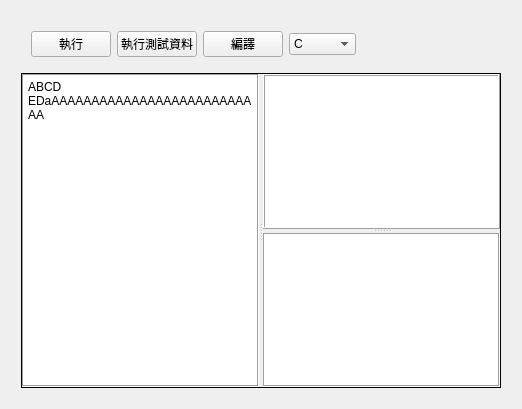
The window that solvingwidget.ui (Vope17/CodeCrazy) describes before a commit, drawn with Qt 5.
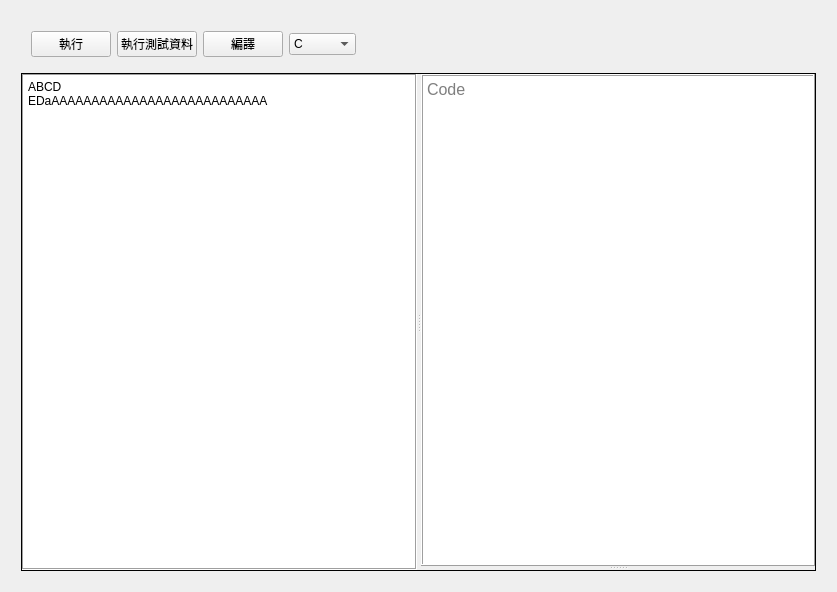
The same window after the commit.

The edit to the form file:
```diff
--- a/solvingwidget.ui
+++ b/solvingwidget.ui
@@ -6,8 +6,8 @@
    <rect>
     <x>0</x>
     <y>0</y>
-    <width>522</width>
-    <height>409</height>
+    <width>837</width>
+    <height>592</height>
    </rect>
   </property>
   <property name="windowTitle">
@@ -147,23 +147,36 @@
          <enum>Qt::Orientation::Vertical</enum>
         </property>
         <widget class="QTextEdit" name="CodeEditor_TextEdit">
+         <property name="font">
+          <font>
+           <pointsize>12</pointsize>
+          </font>
+         </property>
          <property name="frameShape">
           <enum>QFrame::Shape::Box</enum>
          </property>
          <property name="frameShadow">
           <enum>QFrame::Shadow::Raised</enum>
          </property>
+         <property name="html">
+          <string>&lt;!DOCTYPE HTML PUBLIC &quot;-//W3C//DTD HTML 4.0//EN&quot; &quot;http://www.w3.org/TR/REC-html40/strict.dtd&quot;&gt;
+&lt;html&gt;&lt;head&gt;&lt;meta name=&quot;qrichtext&quot; content=&quot;1&quot; /&gt;&lt;meta charset=&quot;utf-8&quot; /&gt;&lt;style type=&quot;text/css&quot;&gt;
+p, li { white-space: pre-wrap; }
+hr { height: 1px; border-width: 0; }
+li.unchecked::marker { content: &quot;\2610&quot;; }
+li.checked::marker { content: &quot;\2612&quot;; }
+&lt;/style&gt;&lt;/head&gt;&lt;body style=&quot; font-family:'Microsoft JhengHei UI'; font-size:12pt; font-weight:400; font-style:normal;&quot;&gt;
+&lt;p style=&quot;-qt-paragraph-type:empty; margin-top:0px; margin-bottom:0px; margin-left:0px; margin-right:0px; -qt-block-indent:0; text-indent:0px;&quot;&gt;&lt;br /&gt;&lt;/p&gt;&lt;/body&gt;&lt;/html&gt;</string>
+         </property>
          <property name="tabStopDistance">
           <double>40.000000000000000</double>
          </property>
+         <property name="placeholderText">
+          <string>Code</string>
+         </property>
         </widget>
-        <widget class="QTextBrowser" name="Output_Display_TextBrowser">
-         <property name="frameShape">
-          <enum>QFrame::Shape::Box</enum>
-         </property>
-         <property name="frameShadow">
-          <enum>QFrame::Shadow::Sunken</enum>
-         </property>
+        <widget class="QWidget" name="verticalLayoutWidget">
+         <layout class="QVBoxLayout" name="Code_Output_VerticalLayout"/>
         </widget>
        </widget>
       </widget>
```
